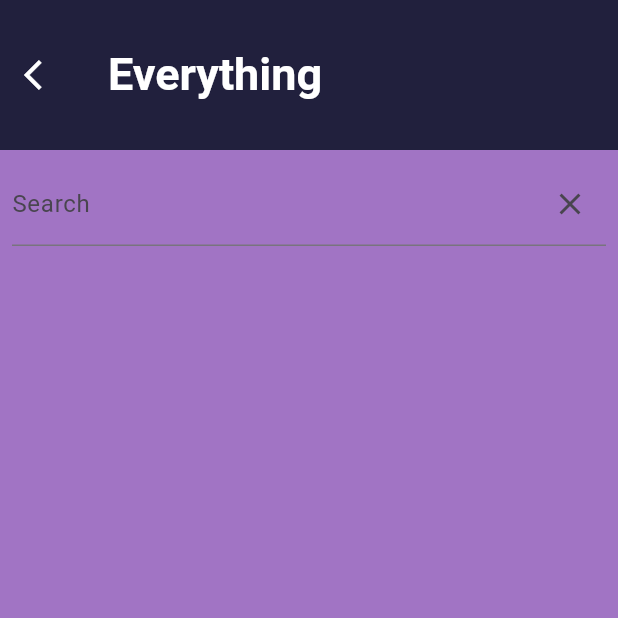
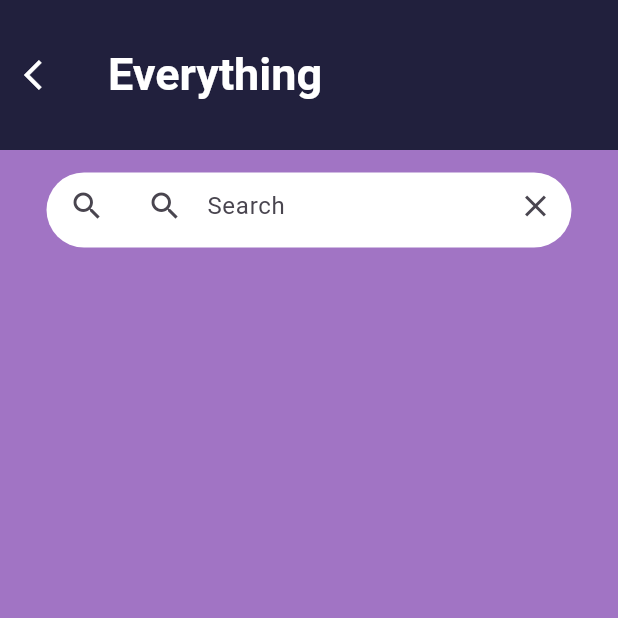
Before and after one commit to ceveline/ScribbleSpace, a Flutter app: the EverythingPublicationPage screen opened directly, on a phone screen of 412 x 824 dp, the top half of it. Run offline on Flutter 3.47's test engine with Material 3 defaults, Android fonts, the phone set to English and light mode, and no system bars; our stand-ins replace cloud_firestore, firebase_auth, firebase_core, firebase_storage, image_picker, multi_dropdown; accounts and stored records are empty.

Commit message:
search container is good

```diff
--- a/lib/mainmenu_screen.dart
+++ b/lib/mainmenu_screen.dart
@@ -214,9 +214,6 @@ class MainMenuScreen extends StatelessWidget {
                   SizedBox(
                     height: 20,
                   ),
-                  /*
-
-                   */
                   GestureDetector(
                     onTap: (){
                       Navigator.push(context, MaterialPageRoute(
--- a/lib/publication_everything_page.dart
+++ b/lib/publication_everything_page.dart
@@ -46,12 +46,22 @@ class _EverythingPublicationPageState extends State<EverythingPublicationPage> {
       backgroundColor: ColorConstants.purple,
       body: Column(
         children: [
-          Padding(
-            padding: const EdgeInsets.all(8.0),
+          SizedBox(height: 15,),
+          Container(
+            width: 350,
+            height: 50,
+            decoration: BoxDecoration(
+                borderRadius: BorderRadius.circular(25.0),
+                color: Colors.white
+            ),
+            padding: const EdgeInsets.fromLTRB(15.0, 0, 0, 5),
             child: TextField(
                 controller: _searchController,
                 decoration: InputDecoration(
-                labelText: 'Search',
+                  labelText: "Search",
+                  icon: Icon(Icons.search),
+                  border: InputBorder.none,
+                  prefixIcon: Icon(Icons.search),
                   suffixIcon: IconButton(
                     icon: Icon(Icons.clear),
                     onPressed: () {
@@ -69,6 +79,7 @@ class _EverythingPublicationPageState extends State<EverythingPublicationPage> {
                 },
               ),
           ),
+          SizedBox(height: 15,),
           Expanded(
             child: StreamBuilder(
               stream: FirebaseFirestore.instance.collection('publications').snapshots(),
```
Also changed, not shown: lib/publication_page.dart (+12 -2 lines). Lines whose indentation alone changed are shown as unchanged.
